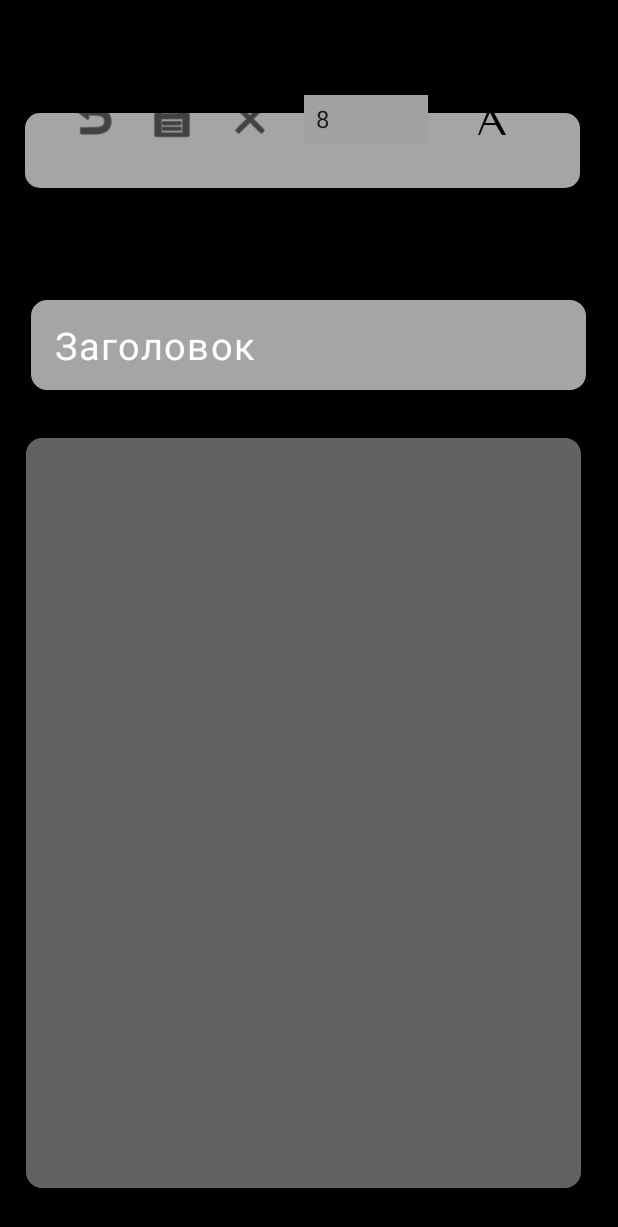
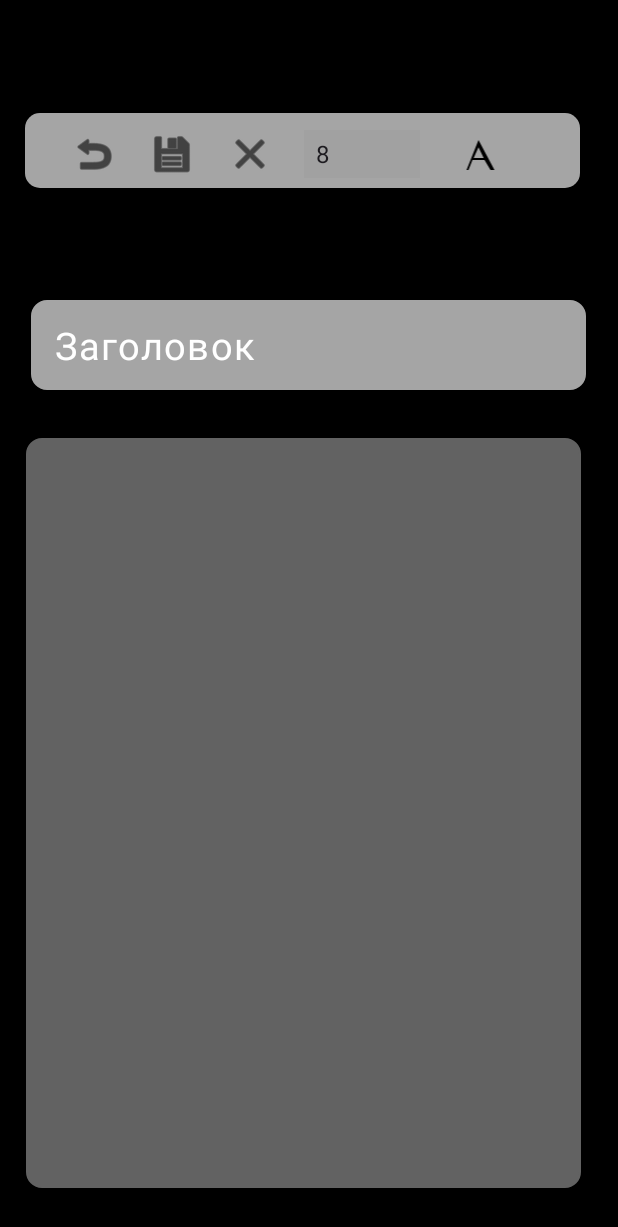
Before and after one commit to Xakepl/MyNotesPad, an Android app: the editor screen opened directly, with no data from a screen before it, on a phone screen of 412 x 824 dp. Shown: the top 1227 px of the screen. Run offline under Robolectric (Android 15) with nearby library versions, the phone set to English and light mode, and no system bars.

Commit message:
лютый апдейт или перенос из теста в мастер

```diff
--- a/app/src/main/res/layout/activity_editor.xml
+++ b/app/src/main/res/layout/activity_editor.xml
@@ -57,9 +57,9 @@
         app:layout_constraintTop_toTopOf="parent" />
 
     <LinearLayout
-        android:layout_width="371dp"
-        android:layout_height="50dp"
-        android:layout_marginTop="31dp"
+        android:layout_width="361dp"
+        android:layout_height="47dp"
+        android:layout_marginTop="1dp"
         android:layout_marginEnd="14dp"
         android:orientation="horizontal"
         android:paddingStart="10dp"
@@ -69,7 +69,8 @@
         app:layout_constraintEnd_toEndOf="@+id/materialToolbar"
         app:layout_constraintHorizontal_bias="0.0"
         app:layout_constraintStart_toStartOf="@+id/materialToolbar"
-        app:layout_constraintTop_toTopOf="parent">
+        app:layout_constraintTop_toTopOf="@+id/materialToolbar"
+        app:layout_constraintVertical_bias="0.0">
 
         <ImageView
             android:id="@+id/back"
```
Also changed, not shown: app/src/main/java/com/missdark/mynotespad/editor.java (+0 -8 lines).
